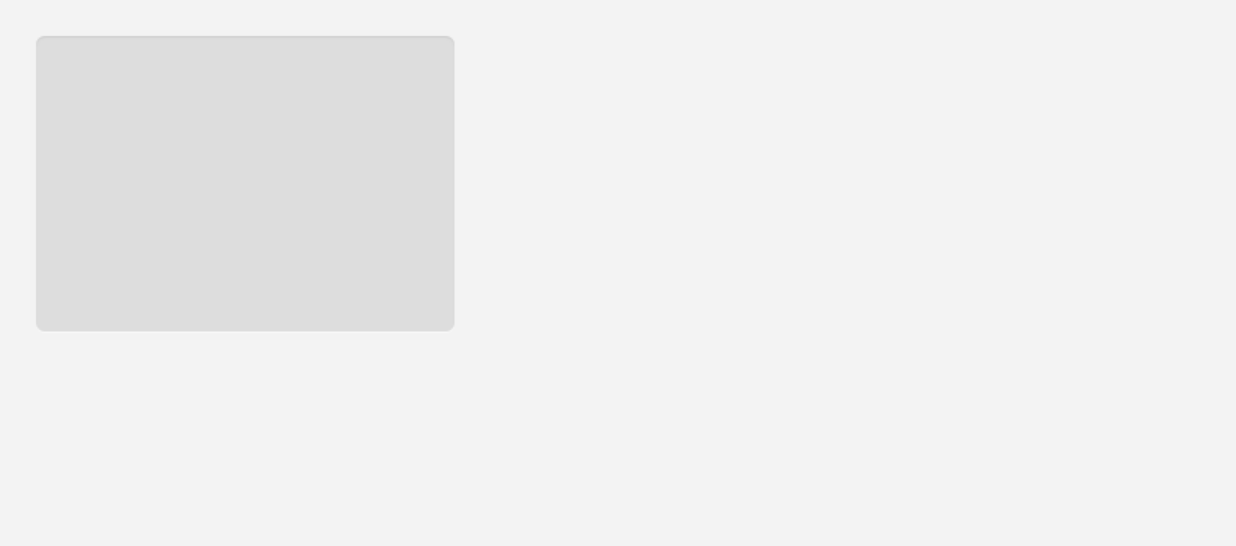
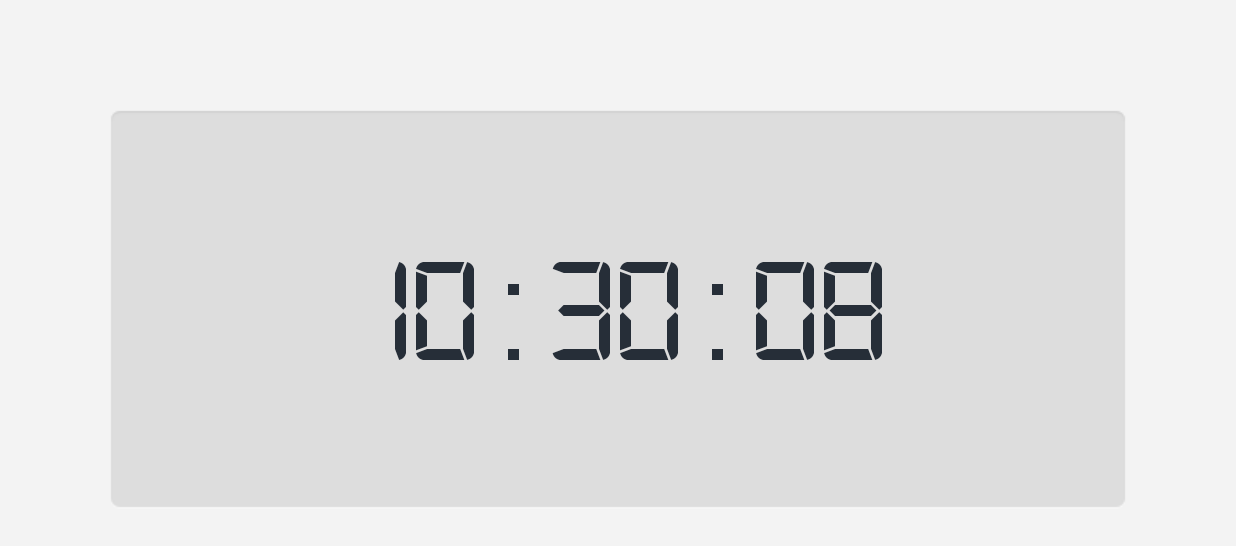
Before and after one commit to csfwff/xiaoli, an Android app: the screen it shows after launch (MainActivity), on a phone screen of 824 x 412 dp (held sideways). Shown: the top 546 px of the screen. Run offline under Robolectric (Android 15) with nearby library versions, the phone set to English and light mode, and no system bars; libraries missing offline, so code that uses them is left out: com.chad.library; 1 statement that could not run was skipped.

Commit message:
完成时钟

```diff
--- a/app/build.gradle
+++ b/app/build.gradle
@@ -35,5 +35,9 @@ dependencies {
     androidTestImplementation 'androidx.test.espresso:espresso-core:3.2.0'
 
     implementation 'androidx.cardview:cardview:1.0.0'
+    implementation 'androidx.recyclerview:recyclerview:1.1.0'
 
+    implementation "org.jetbrains.anko:anko-commons:0.10.5"
+    implementation "org.jetbrains.anko:anko-design:0.10.5"
+    implementation 'com.github.CymChad:BaseRecyclerViewAdapterHelper:2.9.30'
 }
--- a/app/src/main/java/com/xiamo/xiaoli/MainActivity.kt
+++ b/app/src/main/java/com/xiamo/xiaoli/MainActivity.kt
@@ -1,11 +1,63 @@
 package com.xiamo.xiaoli
 
+import android.graphics.Typeface
 import androidx.appcompat.app.AppCompatActivity
 import android.os.Bundle
+import android.os.Handler
+import androidx.recyclerview.widget.LinearLayoutManager
+import com.chad.library.adapter.base.BaseQuickAdapter
+import com.chad.library.adapter.base.BaseViewHolder
+import kotlinx.android.synthetic.main.activity_main.*
+import java.text.SimpleDateFormat
+import java.util.*
 
 class MainActivity : AppCompatActivity() {
+
+    var weekIndex = 0
+
+    val mHandler: Handler = Handler { false }
+
     override fun onCreate(savedInstanceState: Bundle?) {
         super.onCreate(savedInstanceState)
         setContentView(R.layout.activity_main)
+
+        weekRecy.layoutManager = LinearLayoutManager(this, LinearLayoutManager.HORIZONTAL, false)
+        val weeks = listOf(
+            "SUN", "MON", "TUE", "WED", "THU", "FRI", "SAT"
+        )
+        weekRecy.adapter = WeekAdapter(weeks)
+
+        timeTv.typeface = Typeface.createFromAsset(assets, "fonts/digital.ttf")
+
+        mHandler.postDelayed(TimeRunnable(), 0)
+
     }
+
+
+    inner class TimeRunnable : Runnable {
+        override fun run() {
+            val calendar = Calendar.getInstance()
+            timeTv.text = SimpleDateFormat("HH:mm:ss", Locale.CHINA).format(calendar.time)
+            val nowWeek = calendar.get(Calendar.DAY_OF_WEEK) - 1
+            if (weekIndex != nowWeek) {
+                weekIndex = nowWeek
+                weekRecy.adapter?.notifyDataSetChanged()
+            }
+            mHandler.postDelayed(this, 1000)
+        }
+    }
+
+    inner class WeekAdapter(private val datas: List<String>) :
+        BaseQuickAdapter<String, BaseViewHolder>(R.layout.item_week, datas) {
+        override fun convert(helper: BaseViewHolder, item: String) {
+            helper.setText(R.id.weekTv, item)
+                .setTextColor(
+                    R.id.weekTv,
+                    mContext.resources.getColor(if (helper.adapterPosition == weekIndex) R.color.textColorClockBlack else R.color.textColorClockGray)
+                )
+        }
+
+    }
+
+
 }
--- a/app/src/main/res/layout/activity_main.xml
+++ b/app/src/main/res/layout/activity_main.xml
@@ -4,19 +4,29 @@
     xmlns:tools="http://schemas.android.com/tools"
     android:layout_width="match_parent"
     android:layout_height="match_parent"
-    android:background="#f3f3f3"
+    android:background="@color/clockBg"
     tools:context=".MainActivity">
 
 <LinearLayout
-    android:layout_width="wrap_content"
-    android:layout_marginLeft="10dp"
-    android:layout_marginTop="10dp"
+    android:layout_width="match_parent"
+    android:layout_margin="60dp"
+    android:orientation="vertical"
+    android:gravity="center"
     android:background="@drawable/clock_bg"
-    android:layout_height="wrap_content">
+    android:layout_height="match_parent">
+    <androidx.recyclerview.widget.RecyclerView
+        android:layout_width="wrap_content"
+        android:id="@+id/weekRecy"
+        android:layout_marginBottom="10dp"
+        android:layout_height="wrap_content"/>
+    <TextView
+        android:layout_width="wrap_content"
+        android:id="@+id/timeTv"
+        android:textSize="100sp"
+        android:textColor="@color/textColorClockBlack"
+        android:layout_height="wrap_content"/>
 
-    <LinearLayout
-        android:layout_width="200dp"
-        android:layout_height="150dp"/>
+
 
 </LinearLayout>
 
--- a/app/src/main/res/values/colors.xml
+++ b/app/src/main/res/values/colors.xml
@@ -3,4 +3,13 @@
     <color name="colorPrimary">#6200EE</color>
     <color name="colorPrimaryDark">#3700B3</color>
     <color name="colorAccent">#03DAC5</color>
+
+    <color name="textColor9">#999999</color>
+    <color name="textColor6">#666666</color>
+    <color name="textColor3">#333333</color>
+    <color name="textColorE">#eeeeee</color>
+    <color name="textColorClockGray">#bdbdc3</color>
+    <color name="textColorClockBlack">#262e38</color>
+
+    <color name="clockBg">#f3f3f3</color>
 </resources>
--- a/build.gradle
+++ b/build.gradle
@@ -18,6 +18,7 @@ allprojects {
     repositories {
         google()
         jcenter()
+        maven { url "https://jitpack.io" }
     }
 }
 
```
Also changed, not shown: app/src/main/res/layout/item_week.xml (added, +15 -0 lines), app/src/main/assets/fonts/digital.ttf (added).
